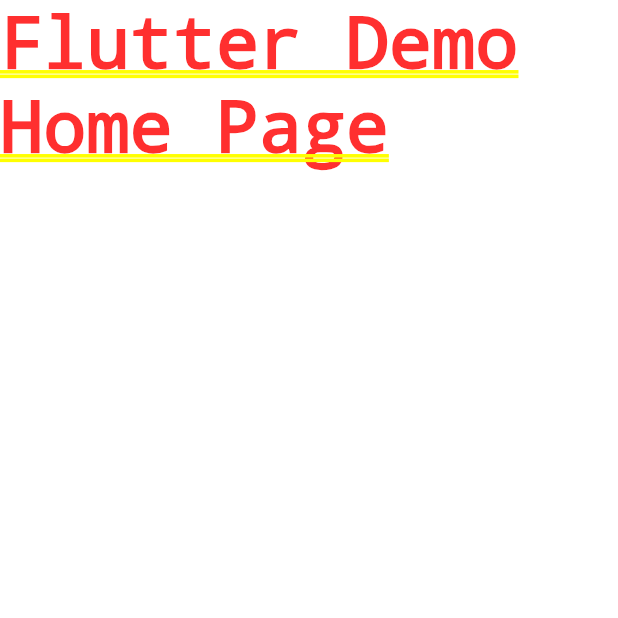
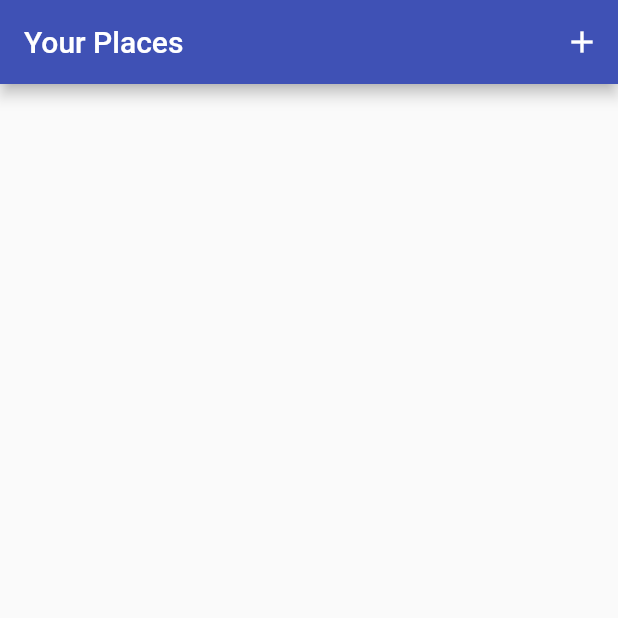
Before and after one commit to My-Personal-Flutter/Great-Places, a Flutter app: the screen it shows after launch, on a phone screen of 412 x 824 dp, the top half of it. Run offline on Flutter 3.47's test engine with Material 2 defaults, Android fonts, the phone set to English and light mode, and no system bars.

Commit message:
working started

```diff
--- a/lib/main.dart
+++ b/lib/main.dart
@@ -1,4 +1,7 @@
 import 'package:flutter/material.dart';
+import 'package:great_places/providers/great_places_provider.dart';
+import 'package:great_places/screens/places_list_screen.dart';
+import 'package:provider/provider.dart';
 
 void main() {
   runApp(const MyApp());
@@ -10,12 +13,28 @@ class MyApp extends StatelessWidget {
   // This widget is the root of your application.
   @override
   Widget build(BuildContext context) {
-    return MaterialApp(
-      title: 'Great Places',
-      theme: ThemeData(
-        primarySwatch: Colors.indigo,
+    return MultiProvider(
+      providers: [
+        ChangeNotifierProvider(
+          create: (ctx) => GreatPlacesProvider(),
+        ),
+      ],
+      child: MaterialApp(
+        title: 'Great Places',
+        theme: ThemeData(
+          primarySwatch: Colors.indigo,
+          colorScheme: ColorScheme.fromSwatch(
+            primarySwatch: Colors.indigo,
+          ).copyWith(
+            secondary: Colors.amber,
+            //onSecondary: Colors.black,
+          ),
+        ),
+        initialRoute: '/',
+        routes: {
+          '/': (ctx) => PlacesListScreen(),
+        },
       ),
-      home: Text('Flutter Demo Home Page'),
     );
   }
 }
--- /dev/null
+++ b/lib/models/place_model.dart
@@ -0,0 +1,28 @@
+import 'dart:io';
+
+import 'package:flutter/material.dart';
+
+class PlaceLocation {
+  final double? latitude;
+  final double? longitude;
+  final String? address;
+  PlaceLocation({
+    @required this.address,
+    @required this.latitude,
+    this.longitude,
+  });
+}
+
+class Place {
+  final String? id;
+  final String? title;
+  final PlaceLocation? location;
+  final File? image;
+
+  Place({
+    @required this.id,
+    @required this.image,
+    @required this.location,
+    @required this.title,
+  });
+}
--- /dev/null
+++ b/lib/providers/great_places_provider.dart
@@ -0,0 +1,10 @@
+import 'package:flutter/material.dart';
+import 'package:great_places/models/place_model.dart';
+
+class GreatPlacesProvider with ChangeNotifier {
+  List<Place> _itemPlaces = [];
+
+  List<Place> get items {
+    return [..._itemPlaces];
+  }
+}
--- /dev/null
+++ b/lib/screens/places_list_screen.dart
@@ -0,0 +1,26 @@
+import 'package:flutter/material.dart';
+
+class PlacesListScreen extends StatelessWidget {
+  const PlacesListScreen({Key? key}) : super(key: key);
+
+  @override
+  Widget build(BuildContext context) {
+    return Scaffold(
+      appBar: AppBar(
+        title: const Text("Your Places"),
+        centerTitle: false,
+        actions: [
+          IconButton(
+            onPressed: () {},
+            icon: const Icon(
+              Icons.add,
+            ),
+          ),
+        ],
+      ),
+      body: Center(
+          //child: CircularProgressIndicator(),
+          ),
+    );
+  }
+}
--- a/pubspec.yaml
+++ b/pubspec.yaml
@@ -34,6 +34,7 @@ dependencies:
   # The following adds the Cupertino Icons font to your application.
   # Use with the CupertinoIcons class for iOS style icons.
   cupertino_icons: ^1.0.2
+  provider: ^6.0.1
 
 dev_dependencies:
   flutter_test:
```
Also changed, not shown: lib/screens/add_place_screen.dart (added), lib/screens/place_detail_screen.dart (added), pubspec.lock.
